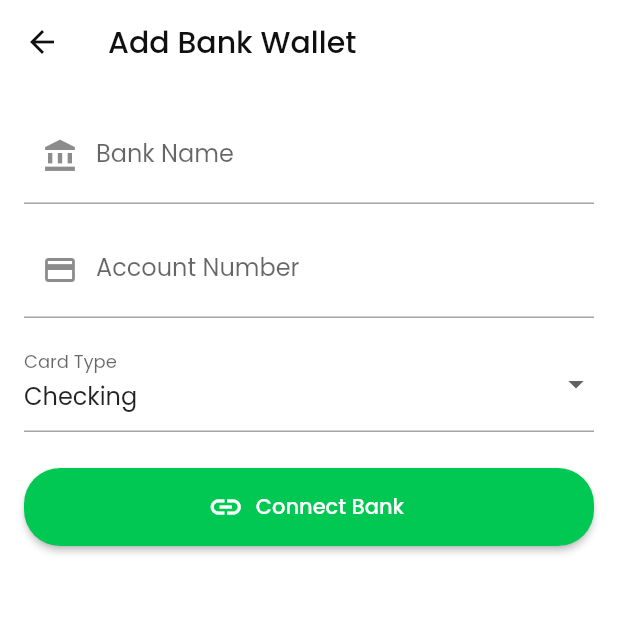
After one commit to thuylanh04/money, a Flutter app: the AccountScreen screen opened by its route, after a tap on "Add Bank Wallet (FE mock)", on a phone screen of 412 x 824 dp, the top half of it. The commit adds this screen. Run offline on Flutter 3.47's test engine with Material 3 defaults, Android fonts, the phone set to English and light mode, and no system bars; our stand-ins replace dio, expandable, fl_chart, google_fonts, image_picker, shared_preferences; accounts and stored records are empty.

Commit message:
add bank wallet

```diff
--- a/lib/views/screens/account_screen.dart
+++ b/lib/views/screens/account_screen.dart
@@ -8,22 +8,19 @@ import 'change_password_screen.dart';
 import 'wallets_screen.dart';
 import 'settings_screen.dart';
 import '../../theme/app_theme.dart';
+import 'bank_wallet_screen.dart'; // import mới
+import 'add_bank_wallet_screen.dart'; // import mới
 
-
-/// Updated AccountScreen: removed Categories & Bills, added Profile menu.
 class AccountScreen extends StatelessWidget {
   static const String routeName = '/account';
 
-
   const AccountScreen({super.key});
-
 
   @override
   Widget build(BuildContext context) {
     final currentUser = AuthRepository().currentUser;
     final email = currentUser?.email ?? '';
     final avatarText = (email.isNotEmpty ? email[0] : 'U').toUpperCase();
-
 
     return Scaffold(
       appBar: AppBar(
@@ -46,7 +43,6 @@ class AccountScreen extends StatelessWidget {
           ],
           const SizedBox(height: 24),
 
-
           // My Wallets
           ListTile(
             leading: const Icon(Icons.account_balance_wallet_outlined),
@@ -56,6 +52,20 @@ class AccountScreen extends StatelessWidget {
             },
           ),
 
+          // View Bank Wallet (FE mock)
+
+          ListTile(
+            leading: const Icon(Icons.account_balance, color: Colors.blue),
+            title: const Text('Add Bank Wallet (FE mock)'),
+            onTap: () {
+              Navigator.push(
+                context,
+                MaterialPageRoute(
+                  builder: (_) => const AddBankWalletScreen(),
+                ),
+              );
+            },
+          ),
 
           // Change Password
           ListTile(
@@ -123,9 +133,12 @@ class AccountScreen extends StatelessWidget {
               trailing: DropdownButton<String>(
                 value: settings.dateFormat,
                 items: const [
-                  DropdownMenuItem(value: 'dd/MM/yyyy', child: Text('DD/MM/YYYY')),
-                  DropdownMenuItem(value: 'MM/dd/yyyy', child: Text('MM/DD/YYYY')),
-                  DropdownMenuItem(value: 'yyyy-MM-dd', child: Text('YYYY-MM-DD')),
+                  DropdownMenuItem(
+                      value: 'dd/MM/yyyy', child: Text('DD/MM/YYYY')),
+                  DropdownMenuItem(
+                      value: 'MM/dd/yyyy', child: Text('MM/DD/YYYY')),
+                  DropdownMenuItem(
+                      value: 'yyyy-MM-dd', child: Text('YYYY-MM-DD')),
                 ],
                 onChanged: (value) {
                   if (value != null) {
@@ -147,14 +160,12 @@ class AccountScreen extends StatelessWidget {
 
           const Divider(height: 32),
 
-
           // Sign out
           ListTile(
             leading: const Icon(Icons.logout, color: Colors.redAccent),
             title: const Text('Sign out'),
             subtitle: email.isNotEmpty ? Text(email) : null,
             onTap: () {
-              // Here you might want to call your authRepository.signOut() before navigating
               Navigator.of(context).pushNamedAndRemoveUntil(
                 LoginScreen.routeName,
                 (route) => false,
--- /dev/null
+++ b/lib/views/screens/add_bank_wallet_screen.dart
@@ -0,0 +1,94 @@
+import 'package:flutter/material.dart';
+import 'bank_wallet_screen.dart';
+
+class AddBankWalletScreen extends StatefulWidget {
+  const AddBankWalletScreen({Key? key}) : super(key: key);
+
+  @override
+  State<AddBankWalletScreen> createState() => _AddBankWalletScreenState();
+}
+
+class _AddBankWalletScreenState extends State<AddBankWalletScreen> {
+  final _formKey = GlobalKey<FormState>();
+  final _bankController = TextEditingController();
+  final _accountController = TextEditingController();
+  String _cardType = 'Checking';
+  bool _isConnecting = false;
+
+  void _connectBank() {
+    if (!_formKey.currentState!.validate()) return;
+
+    setState(() => _isConnecting = true);
+
+    // Mock delay để simulate kết nối
+    Future.delayed(const Duration(seconds: 2), () {
+      setState(() => _isConnecting = false);
+
+      // Navigate to BankWalletScreen với dữ liệu mock
+      Navigator.push(
+        context,
+        MaterialPageRoute(
+          builder: (_) => BankWalletScreen(
+            walletName: _bankController.text,
+            accountNumber: _accountController.text,
+            balance: 1250000, // mock balance
+          ),
+        ),
+      );
+    });
+  }
+
+  @override
+  Widget build(BuildContext context) {
+    return Scaffold(
+      appBar: AppBar(title: const Text('Add Bank Wallet')),
+      body: Padding(
+        padding: const EdgeInsets.all(16),
+        child: Form(
+          key: _formKey,
+          child: Column(
+            children: [
+              TextFormField(
+                controller: _bankController,
+                decoration: const InputDecoration(
+                  labelText: 'Bank Name',
+                  hintText: 'e.g., Vietcombank',
+                  prefixIcon: Icon(Icons.account_balance),
+                ),
+                validator: (v) => v == null || v.isEmpty ? 'Enter bank name' : null,
+              ),
+              const SizedBox(height: 12),
+              TextFormField(
+                controller: _accountController,
+                decoration: const InputDecoration(
+                  labelText: 'Account Number',
+                  hintText: '123456789',
+                  prefixIcon: Icon(Icons.credit_card),
+                ),
+                validator: (v) => v == null || v.isEmpty ? 'Enter account number' : null,
+              ),
+              const SizedBox(height: 12),
+              DropdownButtonFormField<String>(
+                value: _cardType,
+                decoration: const InputDecoration(labelText: 'Card Type'),
+                items: const [
+                  DropdownMenuItem(value: 'Checking', child: Text('Checking')),
+                  DropdownMenuItem(value: 'Savings', child: Text('Savings')),
+                ],
+                onChanged: (v) => setState(() => _cardType = v!),
+              ),
+              const SizedBox(height: 24),
+              _isConnecting
+                  ? const CircularProgressIndicator()
+                  : ElevatedButton.icon(
+                      onPressed: _connectBank,
+                      icon: const Icon(Icons.link),
+                      label: const Text('Connect Bank'),
+                    ),
+            ],
+          ),
+        ),
+      ),
+    );
+  }
+}
```
Also changed, not shown: lib/views/screens/bank_wallet_screen.dart (added, +82 -0 lines).
